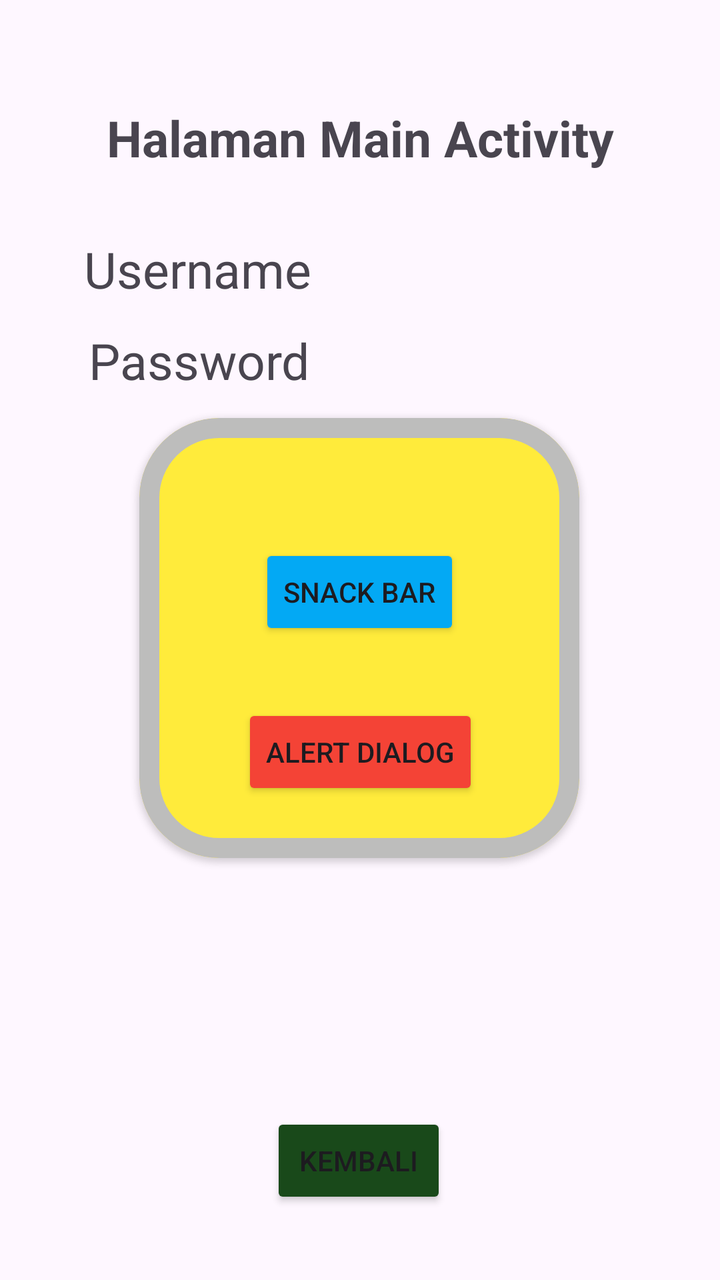
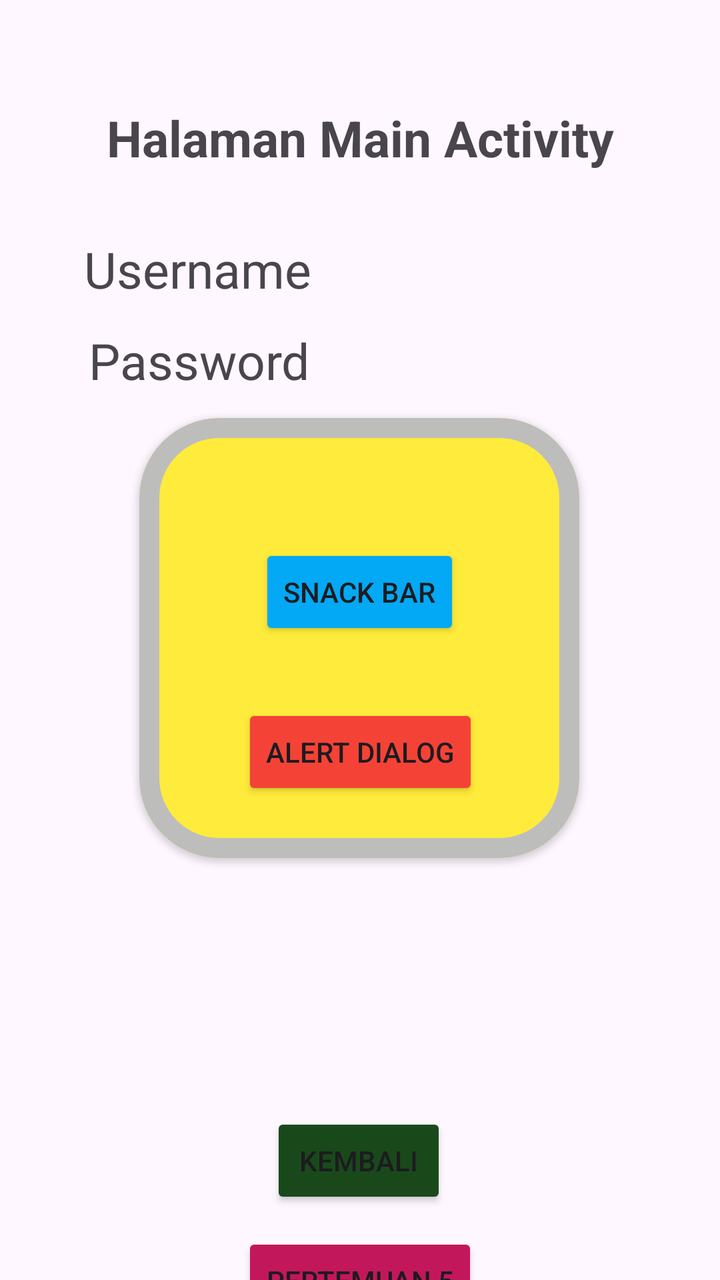

An Android layout rendered at two revisions. The XML below is the earlier revision; the diff shows what the commit changed to produce the second picture.
<!-- AndroidManifest.xml: application theme Theme.Chayani_3TIB -->
<!-- res/layout/activity_main.xml -->
<?xml version="1.0" encoding="utf-8"?>
<androidx.constraintlayout.widget.ConstraintLayout xmlns:android="http://schemas.android.com/apk/res/android"
    xmlns:app="http://schemas.android.com/apk/res-auto"
    xmlns:tools="http://schemas.android.com/tools"
    android:id="@+id/main"
    android:layout_width="match_parent"
    android:layout_height="match_parent"
    android:backgroundTint="@color/biru"
    tools:context=".MainActivity">

    

    

    <TextView
        android:id="@+id/txtUsername"
        android:layout_width="wrap_content"
        android:layout_height="wrap_content"
        android:layout_marginTop="32dp"
        android:text="Username"
        android:textSize="25sp"
        app:layout_constraintEnd_toEndOf="parent"
        app:layout_constraintHorizontal_bias="0.171"
        app:layout_constraintStart_toStartOf="parent"
        app:layout_constraintTop_toBottomOf="@+id/textView4" />



    <TextView
        android:id="@+id/txtPassword"
        android:layout_width="wrap_content"
        android:layout_height="wrap_content"
        android:layout_marginTop="12dp"
        android:text="Password"
        android:textSize="25sp"
        app:layout_constraintEnd_toEndOf="parent"
        app:layout_constraintHorizontal_bias="0.177"
        app:layout_constraintStart_toStartOf="parent"
        app:layout_constraintTop_toBottomOf="@+id/txtUsername" />


    <TextView
        android:id="@+id/textView4"
        android:layout_width="wrap_content"
        android:layout_height="wrap_content"
        android:layout_marginTop="52dp"
        android:text="Halaman Main Activity"
        android:textSize="25sp"
        android:textStyle="bold"
        app:layout_constraintEnd_toEndOf="parent"
        app:layout_constraintStart_toStartOf="parent"
        app:layout_constraintTop_toTopOf="parent" />

    <Button
        android:id="@+id/btnKembali"
        android:layout_width="wrap_content"
        android:layout_height="wrap_content"
        android:layout_marginTop="124dp"
        android:backgroundTint="#19491A"
        android:text="Kembali"
        app:layout_constraintBottom_toBottomOf="parent"
        app:layout_constraintEnd_toEndOf="parent"
        app:layout_constraintHorizontal_bias="0.498"
        app:layout_constraintStart_toStartOf="parent"
        app:layout_constraintTop_toBottomOf="@+id/materialCardView"
        app:layout_constraintVertical_bias="0.082" />

    <com.google.android.material.card.MaterialCardView
        android:id="@+id/materialCardView"
        android:layout_width="220dp"
        android:layout_height="220dp"
        android:layout_marginTop="12dp"
        app:cardBackgroundColor="#FFEB3B"
        app:cardElevation="2dp"
        app:strokeColor="#BDBDBC"
        app:strokeWidth="10dp"
        app:cardCornerRadius="40dp"
        app:layout_constraintEnd_toEndOf="parent"
        app:layout_constraintHorizontal_bias="0.497"
        app:layout_constraintStart_toStartOf="parent"
        app:layout_constraintTop_toBottomOf="@+id/txtPassword">

        <androidx.constraintlayout.widget.ConstraintLayout
            android:layout_width="match_parent"
            android:layout_height="match_parent"
            android:layout_margin="15dp">


            <Button
                android:id="@+id/btnAlertDialog"
                android:layout_width="wrap_content"
                android:layout_height="wrap_content"
                android:layout_marginTop="32dp"
                android:backgroundTint="#F44336"
                android:text="Alert Dialog"
                app:layout_constraintBottom_toBottomOf="parent"
                app:layout_constraintEnd_toEndOf="parent"
                app:layout_constraintHorizontal_bias="0.505"
                app:layout_constraintStart_toStartOf="parent"
                app:layout_constraintTop_toBottomOf="@+id/btnSnackBar"
                app:layout_constraintVertical_bias="0.0" />

            <Button
                android:id="@+id/btnSnackBar"
                android:layout_width="wrap_content"
                android:layout_height="wrap_content"
                android:layout_marginTop="48dp"
                android:backgroundTint="#03A9F4"
                android:text="Snack Bar"
                app:layout_constraintEnd_toEndOf="parent"
                app:layout_constraintStart_toStartOf="parent"
                app:layout_constraintTop_toTopOf="parent" />
        </androidx.constraintlayout.widget.ConstraintLayout>
    </com.google.android.material.card.MaterialCardView>

</androidx.constraintlayout.widget.ConstraintLayout>
<!-- resources referenced by this layout -->
<resources>
  <color name="biru">#309FD5</color>
  <style name="Theme.Chayani_3TIB" parent="Base.Theme.Chayani_3TIB" />
  <style name="Base.Theme.Chayani_3TIB" parent="Theme.Material3.DayNight.NoActionBar">
          
          
      </style>
</resources>

<!-- the commit's change to res/layout/activity_main.xml (unified diff, before → after) -->
@@ -7,10 +7,6 @@
     android:layout_height="match_parent"
     android:backgroundTint="@color/biru"
     tools:context=".MainActivity">
-
-    
-
-    
 
     <TextView
         android:id="@+id/txtUsername"
@@ -24,8 +20,6 @@
         app:layout_constraintStart_toStartOf="parent"
         app:layout_constraintTop_toBottomOf="@+id/textView4" />
 
-
-
     <TextView
         android:id="@+id/txtPassword"
         android:layout_width="wrap_content"
@@ -37,7 +31,6 @@
         app:layout_constraintHorizontal_bias="0.177"
         app:layout_constraintStart_toStartOf="parent"
         app:layout_constraintTop_toBottomOf="@+id/txtUsername" />
-
 
     <TextView
         android:id="@+id/textView4"
@@ -71,20 +64,19 @@
         android:layout_height="220dp"
         android:layout_marginTop="12dp"
         app:cardBackgroundColor="#FFEB3B"
+        app:cardCornerRadius="40dp"
         app:cardElevation="2dp"
-        app:strokeColor="#BDBDBC"
-        app:strokeWidth="10dp"
-        app:cardCornerRadius="40dp"
         app:layout_constraintEnd_toEndOf="parent"
         app:layout_constraintHorizontal_bias="0.497"
         app:layout_constraintStart_toStartOf="parent"
-        app:layout_constraintTop_toBottomOf="@+id/txtPassword">
+        app:layout_constraintTop_toBottomOf="@+id/txtPassword"
+        app:strokeColor="#BDBDBC"
+        app:strokeWidth="10dp">
 
         <androidx.constraintlayout.widget.ConstraintLayout
             android:layout_width="match_parent"
             android:layout_height="match_parent"
             android:layout_margin="15dp">
-
 
             <Button
                 android:id="@+id/btnAlertDialog"
@@ -113,4 +105,16 @@
         </androidx.constraintlayout.widget.ConstraintLayout>
     </com.google.android.material.card.MaterialCardView>
 
+    
+    <Button
+        android:id="@+id/btnToLima"
+        android:layout_width="wrap_content"
+        android:layout_height="wrap_content"
+        android:layout_marginTop="12dp"
+        android:backgroundTint="#C2185B"
+        android:text="Pertemuan 5"
+        app:layout_constraintEnd_toEndOf="parent"
+        app:layout_constraintStart_toStartOf="parent"
+        app:layout_constraintTop_toBottomOf="@+id/btnKembali" />
+
 </androidx.constraintlayout.widget.ConstraintLayout>
